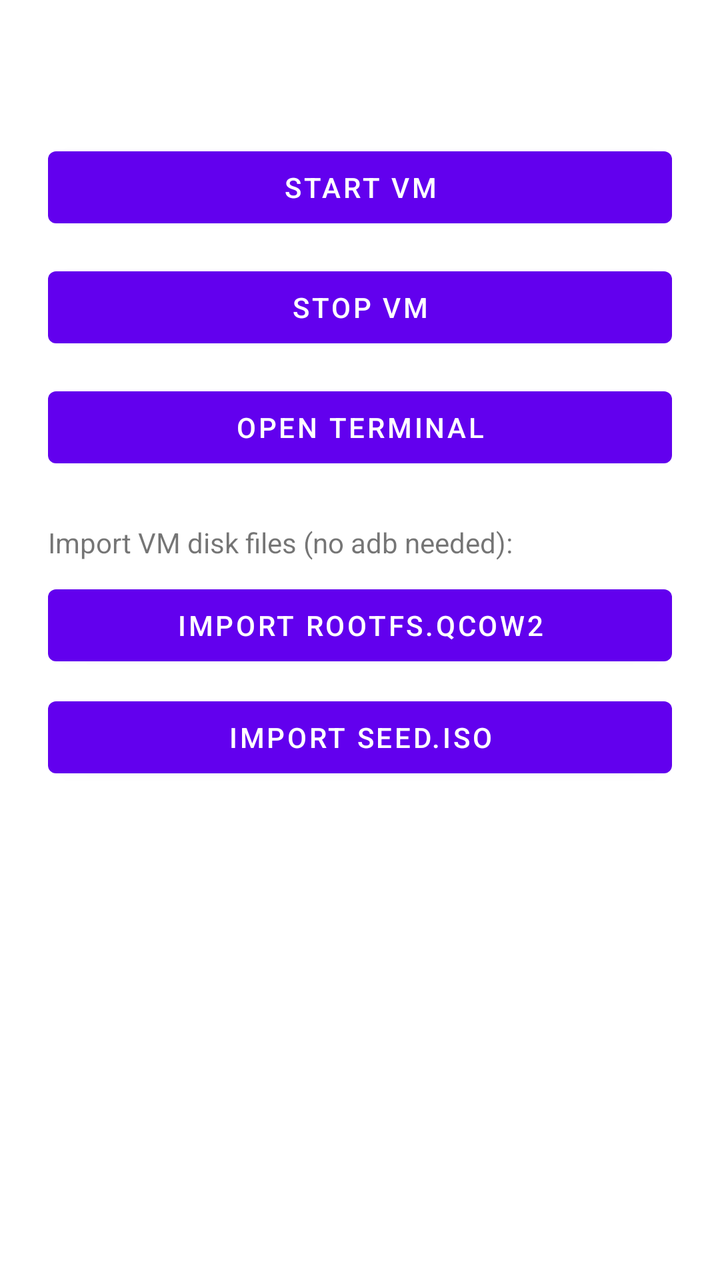
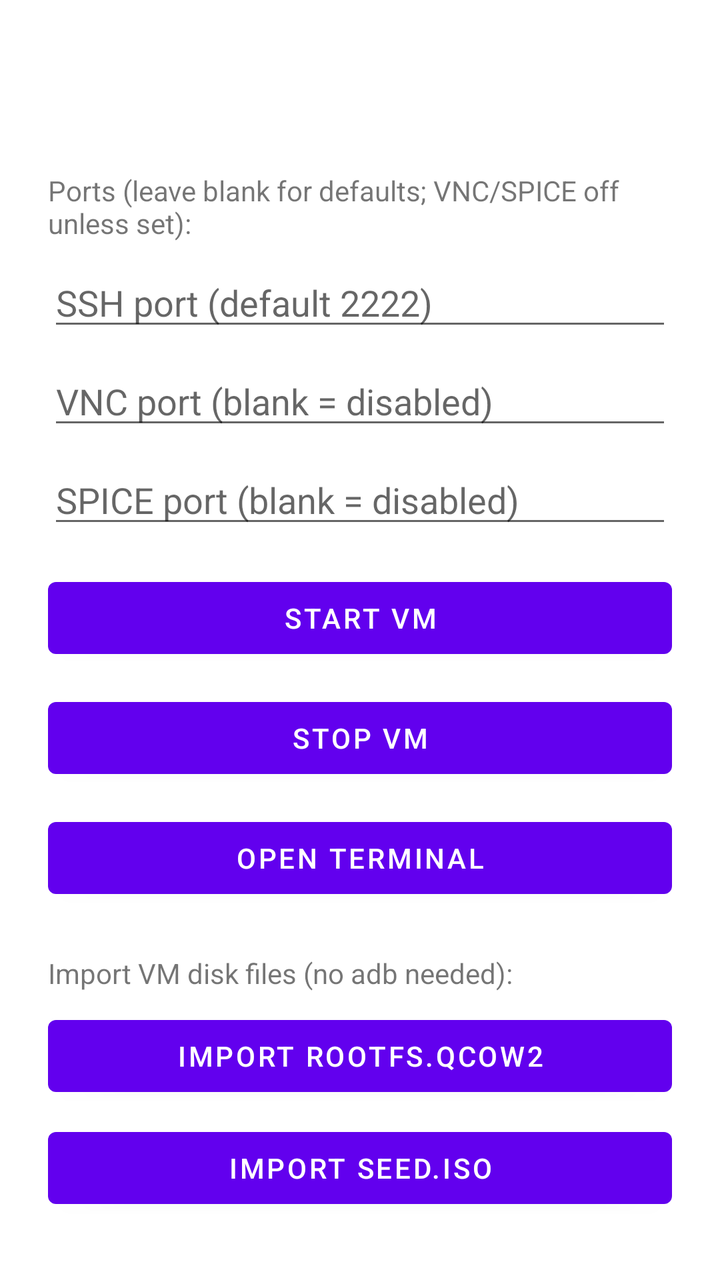

An Android layout rendered at two revisions. The XML below is the earlier revision; the diff shows what the commit changed to produce the second picture.
<!-- AndroidManifest.xml: application theme Theme.VmForge -->
<!-- res/layout/activity_main.xml -->
<?xml version="1.0" encoding="utf-8"?>
<ScrollView xmlns:android="http://schemas.android.com/apk/res/android"
    android:layout_width="match_parent"
    android:layout_height="match_parent">

<LinearLayout
    android:layout_width="match_parent"
    android:layout_height="wrap_content"
    android:orientation="vertical"
    android:padding="24dp"
    android:gravity="center">

    <TextView
        android:id="@+id/accelStatus"
        android:layout_width="match_parent"
        android:layout_height="wrap_content"
        android:textSize="16sp"
        android:paddingBottom="24dp" />

    <Button
        android:id="@+id/startVmButton"
        android:layout_width="match_parent"
        android:layout_height="wrap_content"
        android:text="Start VM" />

    <Button
        android:id="@+id/stopVmButton"
        android:layout_width="match_parent"
        android:layout_height="wrap_content"
        android:layout_marginTop="12dp"
        android:text="Stop VM" />

    <Button
        android:id="@+id/openTerminalButton"
        android:layout_width="match_parent"
        android:layout_height="wrap_content"
        android:layout_marginTop="12dp"
        android:text="Open Terminal" />

    <TextView
        android:layout_width="match_parent"
        android:layout_height="wrap_content"
        android:layout_marginTop="24dp"
        android:text="Import VM disk files (no adb needed):"
        android:textSize="14sp" />

    <Button
        android:id="@+id/importDiskButton"
        android:layout_width="match_parent"
        android:layout_height="wrap_content"
        android:layout_marginTop="8dp"
        android:text="Import rootfs.qcow2" />

    <Button
        android:id="@+id/importSeedButton"
        android:layout_width="match_parent"
        android:layout_height="wrap_content"
        android:layout_marginTop="8dp"
        android:text="Import seed.iso" />

</LinearLayout>
</ScrollView>
<!-- resources referenced by this layout -->
<resources>
  <style name="Theme.VmForge" parent="Theme.MaterialComponents.DayNight.NoActionBar" />
</resources>

<!-- the commit's change to res/layout/activity_main.xml (unified diff, before → after) -->
@@ -17,10 +17,42 @@
         android:textSize="16sp"
         android:paddingBottom="24dp" />
 
+    <TextView
+        android:layout_width="match_parent"
+        android:layout_height="wrap_content"
+        android:layout_marginTop="16dp"
+        android:text="Ports (leave blank for defaults; VNC/SPICE off unless set):"
+        android:textSize="14sp" />
+
+    <EditText
+        android:id="@+id/sshPortInput"
+        android:layout_width="match_parent"
+        android:layout_height="wrap_content"
+        android:layout_marginTop="8dp"
+        android:hint="SSH port (default 2222)"
+        android:inputType="number" />
+
+    <EditText
+        android:id="@+id/vncPortInput"
+        android:layout_width="match_parent"
+        android:layout_height="wrap_content"
+        android:layout_marginTop="8dp"
+        android:hint="VNC port (blank = disabled)"
+        android:inputType="number" />
+
+    <EditText
+        android:id="@+id/spicePortInput"
+        android:layout_width="match_parent"
+        android:layout_height="wrap_content"
+        android:layout_marginTop="8dp"
+        android:hint="SPICE port (blank = disabled)"
+        android:inputType="number" />
+
     <Button
         android:id="@+id/startVmButton"
         android:layout_width="match_parent"
         android:layout_height="wrap_content"
+        android:layout_marginTop="16dp"
         android:text="Start VM" />
 
     <Button
